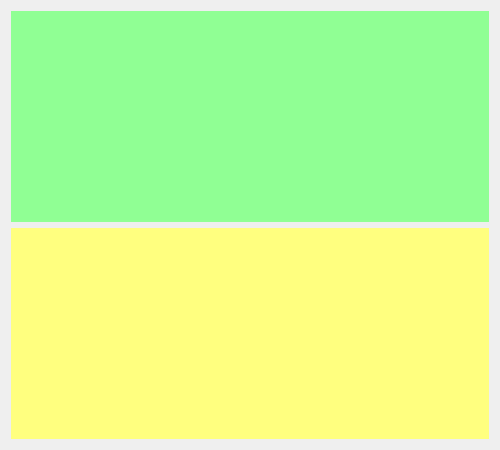
This is demo01_pyqt5_登录注册计算器工具/resource/UI/login.ui in azanguorun/pythonProject as Qt 5 draws it before an edit. The edited form follows.
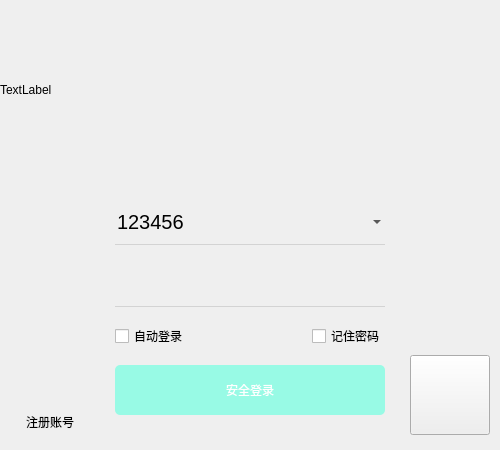
This is the edited form. Icons and pictures are not drawn.

```diff
--- a/demo01_pyqt5_登录注册计算器工具/resource/UI/login.ui
+++ b/demo01_pyqt5_登录注册计算器工具/resource/UI/login.ui
@@ -25,19 +25,261 @@
   <property name="windowTitle">
    <string>Form</string>
   </property>
-  <layout class="QVBoxLayout" name="verticalLayout">
+  <layout class="QVBoxLayout" name="verticalLayout" stretch="2,3">
+   <property name="spacing">
+    <number>0</number>
+   </property>
+   <property name="leftMargin">
+    <number>0</number>
+   </property>
+   <property name="topMargin">
+    <number>0</number>
+   </property>
+   <property name="rightMargin">
+    <number>0</number>
+   </property>
+   <property name="bottomMargin">
+    <number>0</number>
+   </property>
    <item>
     <widget class="QWidget" name="widget" native="true">
      <property name="styleSheet">
-      <string notr="true">background-color: rgb(144, 255, 148);</string>
+      <string notr="true"/>
      </property>
+     <layout class="QHBoxLayout" name="horizontalLayout_2">
+      <property name="spacing">
+       <number>0</number>
+      </property>
+      <property name="leftMargin">
+       <number>0</number>
+      </property>
+      <property name="topMargin">
+       <number>0</number>
+      </property>
+      <property name="rightMargin">
+       <number>0</number>
+      </property>
+      <property name="bottomMargin">
+       <number>0</number>
+      </property>
+      <item>
+       <widget class="QLabel" name="login_top_bg_label">
+        <property name="enabled">
+         <bool>true</bool>
+        </property>
+        <property name="text">
+         <string>TextLabel</string>
+        </property>
+       </widget>
+      </item>
+     </layout>
     </widget>
    </item>
    <item>
     <widget class="QWidget" name="widget_2" native="true">
      <property name="styleSheet">
-      <string notr="true">background-color: rgb(255, 255, 127);</string>
+      <string notr="true"/>
      </property>
+     <layout class="QHBoxLayout" name="horizontalLayout" stretch="2,6,2">
+      <property name="spacing">
+       <number>0</number>
+      </property>
+      <property name="leftMargin">
+       <number>10</number>
+      </property>
+      <property name="topMargin">
+       <number>0</number>
+      </property>
+      <property name="rightMargin">
+       <number>10</number>
+      </property>
+      <property name="bottomMargin">
+       <number>15</number>
+      </property>
+      <item alignment="Qt::AlignLeft|Qt::AlignBottom">
+       <widget class="QPushButton" name="pushButton">
+        <property name="text">
+         <string>注册账号</string>
+        </property>
+        <property name="flat">
+         <bool>true</bool>
+        </property>
+       </widget>
+      </item>
+      <item>
+       <widget class="QWidget" name="widget_3" native="true">
+        <property name="styleSheet">
+         <string notr="true"/>
+        </property>
+        <layout class="QGridLayout" name="gridLayout">
+         <item row="0" column="0" colspan="2">
+          <widget class="QComboBox" name="account_cb">
+           <property name="enabled">
+            <bool>true</bool>
+           </property>
+           <property name="minimumSize">
+            <size>
+             <width>0</width>
+             <height>45</height>
+            </size>
+           </property>
+           <property name="styleSheet">
+            <string notr="true">QComboBox{
+	font-size:20px;
+	border:none;
+	border-bottom:1px solid lightgray; 
+	background-color:transparent
+}
+QComboBox:hover{
+	border-bottom:1px solid gray; 
+}
+QComboBox:focus{
+	border-bottom:1px solid rgb(92, 255, 160); 
+}
+QComboBox:QAbstractItemView{
+	min-height:60px; 
+}
+QComboBox:QAbstractItemView:item{
+	color:lightblue; 
+}
+</string>
+           </property>
+           <property name="editable">
+            <bool>true</bool>
+           </property>
+           <item>
+            <property name="text">
+             <string>123456</string>
+            </property>
+            <property name="icon">
+             <iconset resource="../images.qrc">
+              <normaloff>:/login/images/login_item_icon1.png</normaloff>:/login/images/login_item_icon1.png</iconset>
+            </property>
+           </item>
+           <item>
+            <property name="text">
+             <string>111111</string>
+            </property>
+            <property name="icon">
+             <iconset resource="../images.qrc">
+              <normaloff>:/login/images/login_item_icon2.png</normaloff>:/login/images/login_item_icon2.png</iconset>
+            </property>
+           </item>
+          </widget>
+         </item>
+         <item row="1" column="0" colspan="2">
+          <widget class="QLineEdit" name="pwd_le">
+           <property name="minimumSize">
+            <size>
+             <width>0</width>
+             <height>45</height>
+            </size>
+           </property>
+           <property name="styleSheet">
+            <string notr="true">QLineEdit{
+	font-size:20px;
+	border:none;
+	border-bottom:1px solid lightgray; 
+	background-color:transparent
+}
+QLineEdit:hover{
+	border-bottom:1px solid gray; 
+}
+QLineEdit:focus{
+	border-bottom:1px solid rgb(92, 255, 160); 
+}</string>
+           </property>
+           <property name="echoMode">
+            <enum>QLineEdit::Password</enum>
+           </property>
+           <property name="clearButtonEnabled">
+            <bool>true</bool>
+           </property>
+          </widget>
+         </item>
+         <item row="2" column="0" alignment="Qt::AlignLeft">
+          <widget class="QCheckBox" name="auto_login_cb">
+           <property name="text">
+            <string>自动登录</string>
+           </property>
+          </widget>
+         </item>
+         <item row="2" column="1" alignment="Qt::AlignRight">
+          <widget class="QCheckBox" name="remember_pwd_cb">
+           <property name="text">
+            <string>记住密码</string>
+           </property>
+          </widget>
+         </item>
+         <item row="3" column="0" colspan="2">
+          <widget class="QPushButton" name="login_btn">
+           <property name="enabled">
+            <bool>false</bool>
+           </property>
+           <property name="minimumSize">
+            <size>
+             <width>0</width>
+             <height>50</height>
+            </size>
+           </property>
+           <property name="styleSheet">
+            <string notr="true">QPushButton{
+	border-radius:5px;
+	color: rgb(255, 255, 255);
+	background-color: rgb(82, 166, 255);
+	spacing:20px
+}
+QPushButton:hover{
+	background-color: rgb(102, 201, 255);
+}
+QPushButton:pressed{
+	background-color: rgb(11, 66, 90);
+}
+QPushButton:disabled{
+	background-color: rgb(152, 250, 229);
+}</string>
+           </property>
+           <property name="text">
+            <string>安全登录</string>
+           </property>
+           <property name="icon">
+            <iconset resource="../images.qrc">
+             <normaloff>:/login/images/login_btn_icon.png</normaloff>:/login/images/login_btn_icon.png</iconset>
+           </property>
+           <property name="iconSize">
+            <size>
+             <width>30</width>
+             <height>30</height>
+            </size>
+           </property>
+          </widget>
+         </item>
+        </layout>
+       </widget>
+      </item>
+      <item alignment="Qt::AlignRight|Qt::AlignBottom">
+       <widget class="QPushButton" name="pushButton_2">
+        <property name="minimumSize">
+         <size>
+          <width>80</width>
+          <height>80</height>
+         </size>
+        </property>
+        <property name="maximumSize">
+         <size>
+          <width>80</width>
+          <height>80</height>
+         </size>
+        </property>
+        <property name="styleSheet">
+         <string notr="true">border-image: url(:/login/images/login_qrcode.png);</string>
+        </property>
+        <property name="text">
+         <string/>
+        </property>
+       </widget>
+      </item>
+     </layout>
     </widget>
    </item>
   </layout>
```
Left out of the diff: 129 changed lines with no effect on the pictures.
